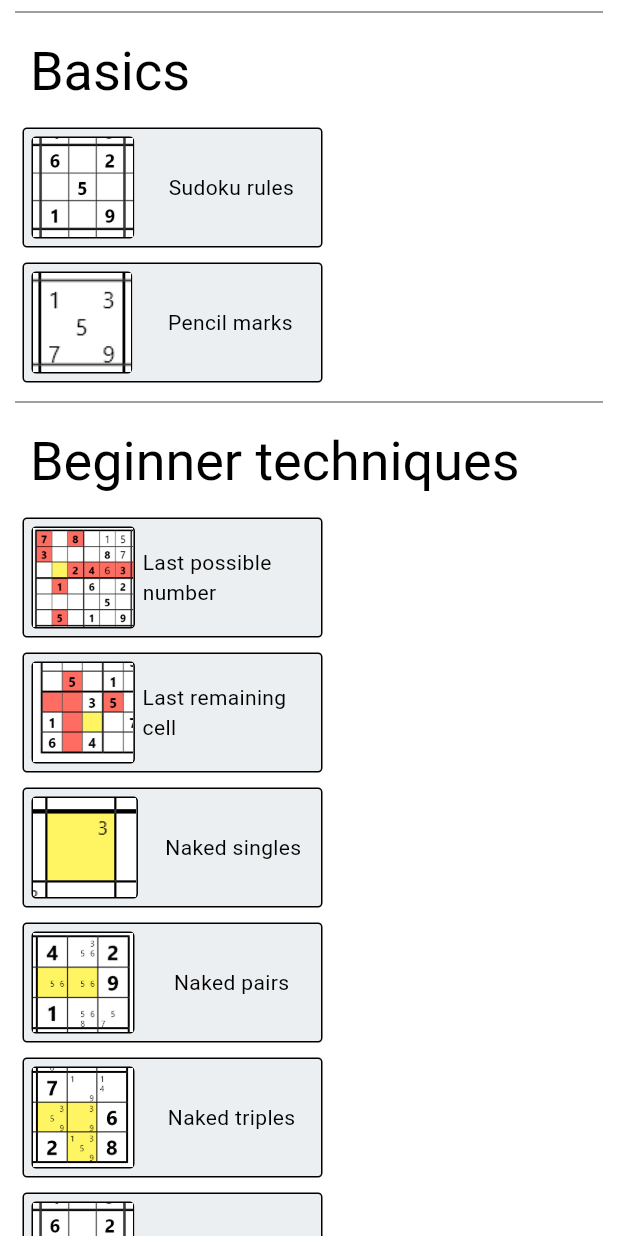
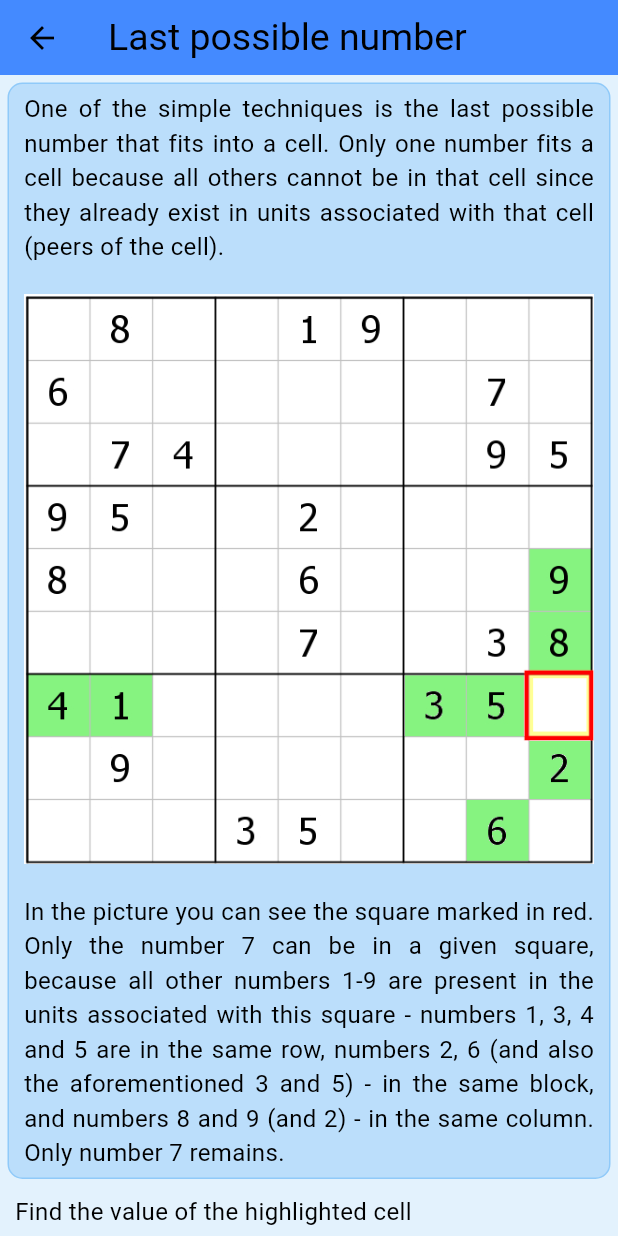
Before and after one commit to Majuo/thesis, a Flutter app: the LearningPage screen opened directly, after a tap on "Last possible number", on a phone screen of 412 x 824 dp. Run offline on Flutter 3.47's test engine with Material 2 defaults, Android fonts, the phone set to English and light mode, and no system bars; our stand-ins replace shared_preferences; accounts and stored records are empty; generated files the repository leaves out were written again.

Commit message:
add page for last possible number technique

```diff
--- a/sudoku_app/lib/l10n/app_en.arb
+++ b/sudoku_app/lib/l10n/app_en.arb
@@ -48,16 +48,18 @@
   "congratulations" : "Congratulations",
   "youWon" : "You solved the puzzle!",
   "ok" : "OK",
-  "sudokuRulesDescription1" : "Sudoku is a logic game that consists of a 9x9 grid divided into 3x3 regions or blocks, where some of the squares are filled with numbers.",
+  "sudokuRulesDescription1" : "Sudoku is a logic game that consists of a 9x9 grid divided into 3x3 regions or blocks, where some of the cells are filled with numbers.",
   "sudokuRulesDescription2" : "To solve Sudoku, you have to fill in the empty cells with numbers.",
   "sudokuRulesDescription3" : "Sudoku is considered correctly solved if all the cells are filled in according to the rules. \nThe rules are as follows: \n - all rows, columns and blocks must contain numbers from 1 to 9 \n - numbers cannot be repeated in any row, column or block.",
-  "sudokuRulesDescription4" : "Rows, columns and blocks can all be referred to as groups. \nUsing these rules it is possible to find the values of some cells. If there is only one empty cell left in a group, then the only number 1-9 that is not in the group can be placed there immediately.\nFor example, the block below contains all numbers except 7. Therefore, the empty square can be filled with 7.",
+  "sudokuRulesDescription4" : "Rows, columns and blocks can all be referred to as groups. \nUsing these rules it is possible to find the values of some cells. If there is only one empty cell left in a group, then the only number 1-9 that is not in the group can be placed there immediately.\nFor example, the block below contains all numbers except 7. Therefore, the empty cell can be filled with 7.",
   "solvePuzzleLearning" : "Now you apply the new knowledge to solve this problem:",
   "problemChangesLeft" : "Number of cells that need to be changed: ",
   "problemIncorrectlyChangedCells" : "Incorrectly changed cells: ",
   "problemSolved" : "You solved the problem!",
   "findSolutionForCell" : "Find the value of the highlighted cell",
-  "pencilMarksDescription1" : "Pencil marks are used to mark the numbers that fit a given square when the value of the square is not known. Matching numbers are otherwise known as candidates.",
-  "pencilMarksDescription2" : "At the beginning, all the numbers that could be entered in the square that would not break the rules are added. Pencil marks help to keep track of the possible values of the squares. Also, many Sudoku solving techniques are based on the use of pencil marks.\nIn this app, you need to turn on pencil mark mode to enter pencil marks. This can be done by pressing a button with the pencil.",
-  "pencilMarksProblem" : "Fill in candidates for the highlighted cell: "
+  "pencilMarksDescription1" : "Pencil marks are used to mark the numbers that fit a given cell when the value of the cell is not known. Matching numbers are otherwise known as candidates.",
+  "pencilMarksDescription2" : "At the beginning, all the numbers that could be entered in the cell that would not break the rules are added. Pencil marks help to keep track of the possible values of the cells. Also, many Sudoku solving techniques are based on the use of pencil marks.\nIn this app, you need to turn on pencil mark mode to enter pencil marks. This can be done by pressing a button with the pencil.",
+  "pencilMarksProblem" : "Fill in candidates for the highlighted cell: ",
+  "lastPossibleNumberDescription1" : "One of the simple techniques is the last possible number that fits into a cell. Only one number fits a cell because all others cannot be in that cell since they already exist in units associated with that cell (peers of the cell).",
+  "lastPossibleNumberDescription2" : "In the picture you can see the square marked in red. Only the number 7 can be in a given square, because all other numbers 1-9 are present in the units associated with this square - numbers 1, 3, 4 and 5 are in the same row, numbers 2, 6 (and also the aforementioned 3 and 5) - in the same block, and numbers 8 and 9 (and 2) - in the same column. Only number 7 remains."
 }
--- a/sudoku_app/lib/l10n/app_et.arb
+++ b/sudoku_app/lib/l10n/app_et.arb
@@ -59,5 +59,7 @@
   "findSolutionForCell" : "Leia märgitud ruudu väärtust",
   "pencilMarksDescription1" : "Pliiatsimärke kasutatakse selleks, et märkida numbrid, mis sobivad antud ruutu, kui ruudu väärtust ei ole teada. Sobivaid numbreid nimetatakse teisiti kandidaatideks.",
   "pencilMarksDescription2" : "Alguses lisatakse kõiki numbreid, mida võiks ruutu sisestada, mis ei rikuks reegleid. Pliiatsimärgid aitavad jälgida, ruutude võimalike väärtusi. Samuti põhinevad paljud Sudoku lahendamise tehnikad pliiatsimärkide kasutamisel.\nSelles rakenduses tuleb märkmete sisestamiseks lülitada sisse pliiatsimärkide režiimi. Seda saab teha vajutades pliiatsiga nupu.",
-  "pencilMarksProblem" : "Täida märgitud ruudu kandidaadid: "
+  "pencilMarksProblem" : "Täida märgitud ruudu kandidaadid: ",
+  "lastPossibleNumberDescription1" : "Üks lihtsamatest tehnikatest on ainus võimalik number, mis sobib mingisse ruutu. Ruutu sobib ainult üks number, sest kõik muud ei saa olla selles ruudus, kuna nad on juba olemas selle ruuduga seotud ühikutes (ruudu kaaslastes).",
+  "lastPossibleNumberDescription2" : "Pildil võib näha punasega märgitud ruutu. Antud ruudus saab olla ainult number 7, sest kõik muud numbrid 1-9 on olemas selle ruuduga seotud ühikutes – numbrid 1, 3, 4 ja 5 on samas reas, numbrid 2, 6 (ja ka eelmainitud 3 ja 5) – samas plokis ning numbrid 8 ja 9 (ja 2) – samas veerus. Jääb ainult number 7."
 }
--- a/sudoku_app/lib/l10n/app_ru.arb
+++ b/sudoku_app/lib/l10n/app_ru.arb
@@ -59,5 +59,7 @@
   "findSolutionForCell" : "Leia märgitud ruudu väärtust",
   "pencilMarksDescription1" : "Pliiatsimärke kasutatakse selleks, et märkida numbrid, mis sobivad antud ruutu, kui ruudu väärtust ei ole teada. Sobivaid numbreid nimetatakse teisiti kandidaatideks.",
   "pencilMarksDescription2" : "Alguses lisatakse kõiki numbreid, mida võiks ruutu sisestada, mis ei rikuks reegleid. Pliiatsimärgid aitavad jälgida, ruutude võimalike väärtusi. Samuti põhinevad paljud Sudoku lahendamise tehnikad pliiatsimärkide kasutamisel.\nSelles rakenduses tuleb märkmete sisestamiseks lülitada sisse pliiatsimärkide režiimi. Seda saab teha vajutades pliiatsiga nupu.",
-  "pencilMarksProblem" : "Täida märgitud ruudu kandidaadid: "
+  "pencilMarksProblem" : "Täida märgitud ruudu kandidaadid: ",
+  "lastPossibleNumberDescription1" : "Üks lihtsamatest tehnikatest on ainus võimalik number, mis sobib mingisse ruutu. Ruutu sobib ainult üks number, sest kõik muud ei saa olla selles ruudus, kuna nad on juba olemas selle ruuduga seotud ühikutes (ruudu kaaslastes).",
+  "lastPossibleNumberDescription2" : "Pildil võib näha punasega märgitud ruutu. Antud ruudus saab olla ainult number 7, sest kõik muud numbrid 1-9 on olemas selle ruuduga seotud ühikutes – numbrid 1, 3, 4 ja 5 on samas reas, numbrid 2, 6 (ja ka eelmainitud 3 ja 5) – samas plokis ning numbrid 8 ja 9 (ja 2) – samas veerus. Jääb ainult number 7."
 }
--- a/sudoku_app/lib/pages/learning_page.dart
+++ b/sudoku_app/lib/pages/learning_page.dart
@@ -16,6 +16,7 @@ import 'package:sudoku_app/game_internals/solver/techniques/y_wing_technique.dar
 import 'package:sudoku_app/locale/sudoku_technique_name_picker.dart';
 import 'package:sudoku_app/pages/technique_page.dart';
 import 'package:sudoku_app/screen_size_helpers.dart';
+import 'package:sudoku_app/widgets/techniques_descriptions/last_possible_number_description.dart';
 import 'package:sudoku_app/widgets/techniques_descriptions/pencil_marks_description.dart';
 import 'package:sudoku_app/widgets/techniques_descriptions/sudoku_rules_description.dart';
 import 'package:sudoku_app/widgets/techniques_list_tile.dart';
@@ -82,7 +83,9 @@ class _LearningPageState extends State<LearningPage> {
               spacing: getTileSpacing(context, 8),
               children: [
                 TechniquesListTile(
-                  onTapHandler: () {},
+                  onTapHandler: () {
+                    Navigator.push(context, MaterialPageRoute(builder: (context) => const TechniquePage(technique: LastPossibleNumberTechnique, pageContent: LastPossibleNumberDescription())));
+                  },
                   imageAssetPath: "${LearningPage.assetFolder}lastPossibleNumber.png",
                   techniqueName: SudokuTechniqueNamePicker.getTechniqueName(context, LastPossibleNumberTechnique),
                 ),
--- /dev/null
+++ b/sudoku_app/lib/widgets/techniques_descriptions/last_possible_number_description.dart
@@ -0,0 +1,63 @@
+import 'package:flutter/material.dart';
+import 'package:flutter_gen/gen_l10n/app_localizations.dart';
+
+import '../../game_internals/sudoku_problem.dart';
+import '../../pages/technique_page.dart';
+import '../sudoku_problem_widget.dart';
+
+class LastPossibleNumberDescription extends StatefulWidget {
+  const LastPossibleNumberDescription({super.key});
+  static const String assetFolderPath = "lib/assets/techniques/last_possible_number/";
+
+  @override
+  State<LastPossibleNumberDescription> createState() => _LastPossibleNumberDescriptionState();
+}
+
+class _LastPossibleNumberDescriptionState extends State<LastPossibleNumberDescription> {
+  final Future<double> img1Future = TechniquePage.getImageHeightAsync(Image.asset("${LastPossibleNumberDescription.assetFolderPath}last_possible_number.png"));
+
+  @override
+  Widget build(BuildContext context) {
+    return ListView(
+      children: [
+        TechniquePage.getTechniquePageSection(
+          [
+            TechniquePage.getTechniquePageText(AppLocalizations.of(context).lastPossibleNumberDescription1),
+            TechniquePage.getTechniquePageImage(img1Future, context, Image.asset("${LastPossibleNumberDescription.assetFolderPath}last_possible_number.png")),
+            TechniquePage.getTechniquePageText(AppLocalizations.of(context).lastPossibleNumberDescription2),
+          ]
+        ),
+        TechniquePage.getTechniquePageText(AppLocalizations.of(context).findSolutionForCell),
+        SudokuProblemWidget(problem: getLastPossibleNumberProblem())
+      ]
+    );
+  }
+
+  SudokuProblem getLastPossibleNumberProblem() {
+    var problem = SudokuProblem.getSudokuProblem(
+    [
+      [[0], [0], [9], [0], [1], [0], [5], [0], [4]],
+      [[0], [0], [0], [0], [0], [7], [1], [0], [0]],
+      [[0], [5], [0], [0], [8], [4], [2], [6], [0]],
+      [[0], [2], [0], [0], [0], [0], [0], [0], [7]],
+      [[7], [6], [0], [0], [0], [0], [3], [9], [0]],
+      [[0], [0], [0], [7], [0], [0], [0], [0], [0]],
+      [[2], [0], [0], [4], [7], [8], [0], [3], [0]],
+      [[0], [9], [4], [2], [0], [0], [0], [0], [0]],
+      [[0], [0], [0], [0], [9], [0], [4], [0], [5]],
+    ],
+    [
+      [[0], [0], [9], [0], [1], [0], [5], [0], [4]],
+      [[0], [0], [0], [0], [0], [7], [1], [8], [0]],
+      [[0], [5], [0], [0], [8], [4], [2], [6], [0]],
+      [[0], [2], [0], [0], [0], [0], [0], [0], [7]],
+      [[7], [6], [0], [0], [0], [0], [3], [9], [0]],
+      [[0], [0], [0], [7], [0], [0], [0], [0], [0]],
+      [[2], [0], [0], [4], [7], [8], [0], [3], [0]],
+      [[0], [9], [4], [2], [0], [0], [0], [0], [0]],
+      [[0], [0], [0], [0], [9], [0], [4], [0], [5]],
+    ]);
+    problem.initColoredCells[problem.board[1][7]] = Colors.green;
+    return problem;
+  }
+}
--- a/sudoku_app/pubspec.yaml
+++ b/sudoku_app/pubspec.yaml
@@ -82,6 +82,7 @@ flutter:
     - lib/assets/techniques/
     - lib/assets/techniques/sudoku_rules/
     - lib/assets/techniques/pencil_marks/
+    - lib/assets/techniques/last_possible_number/
 
   # An image asset can refer to one or more resolution-specific "variants", see
   # https://flutter.dev/assets-and-images/#resolution-aware
```
Also changed, not shown: sudoku_app/lib/assets/techniques/last_possible_number/last_possible_number.png (added).
